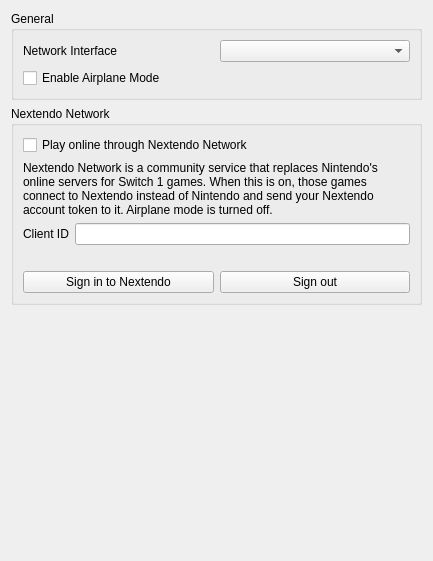
Old version of the form src/phoenix/configuration/configure_network.ui in the repository Darkfiredoom/PhoenixEmu.
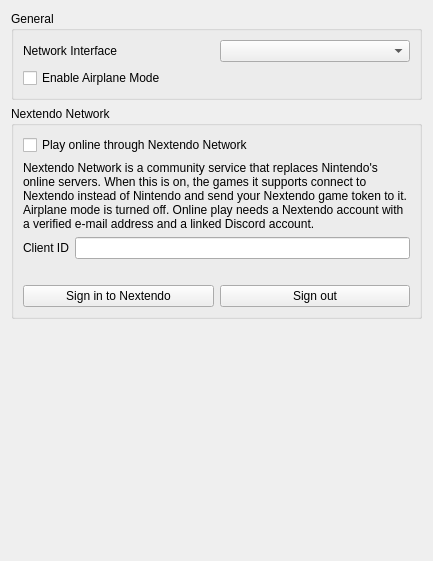
New version of the form.

Commit message:
Bring in zortos293/Lichii#1979: Turn on Nextendo online play
Cherry-picked from 33701f0e75.

What changed in the file:
```diff
--- a/src/phoenix/configuration/configure_network.ui
+++ b/src/phoenix/configuration/configure_network.ui
@@ -61,7 +61,7 @@
         <item row="1" column="0" colspan="2">
          <widget class="QLabel" name="nextendo_description">
           <property name="text">
-           <string>Nextendo Network is a community service that replaces Nintendo's online servers for Switch 1 games. When this is on, those games connect to Nextendo instead of Nintendo and send your Nextendo account token to it. Airplane mode is turned off.</string>
+           <string>Nextendo Network is a community service that replaces Nintendo's online servers. When this is on, the games it supports connect to Nextendo instead of Nintendo and send your Nextendo game token to it. Airplane mode is turned off. Online play needs a Nextendo account with a verified e-mail address and a linked Discord account.</string>
           </property>
           <property name="wordWrap">
            <bool>true</bool>
```
The commit also changes 6 other files.
